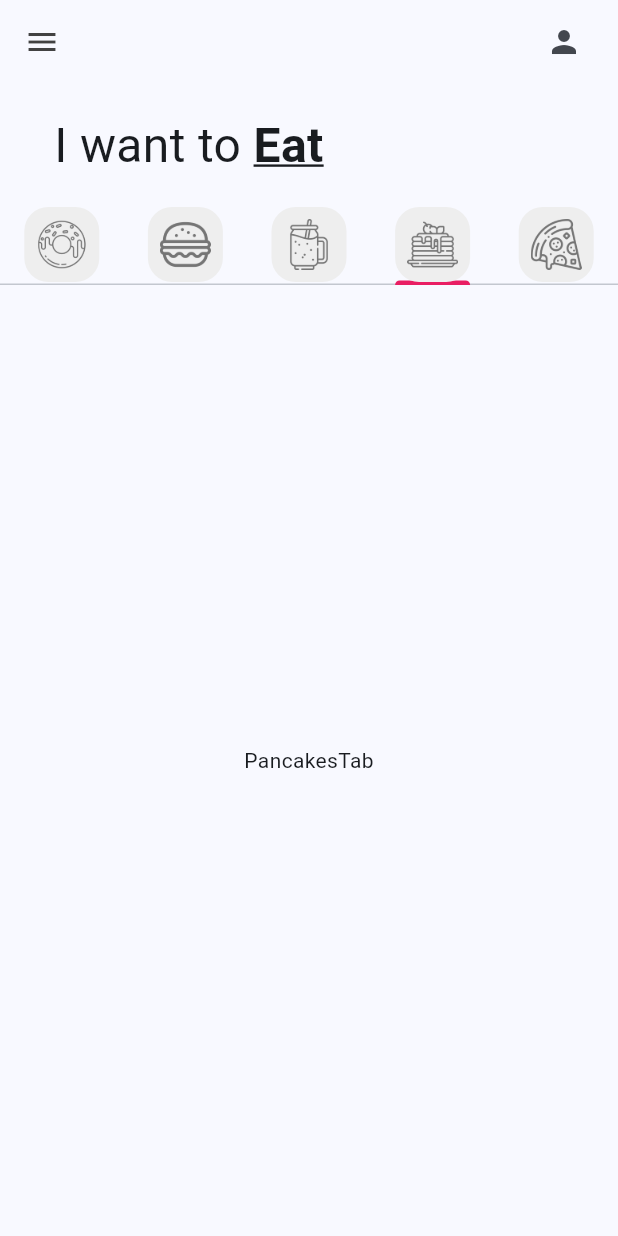
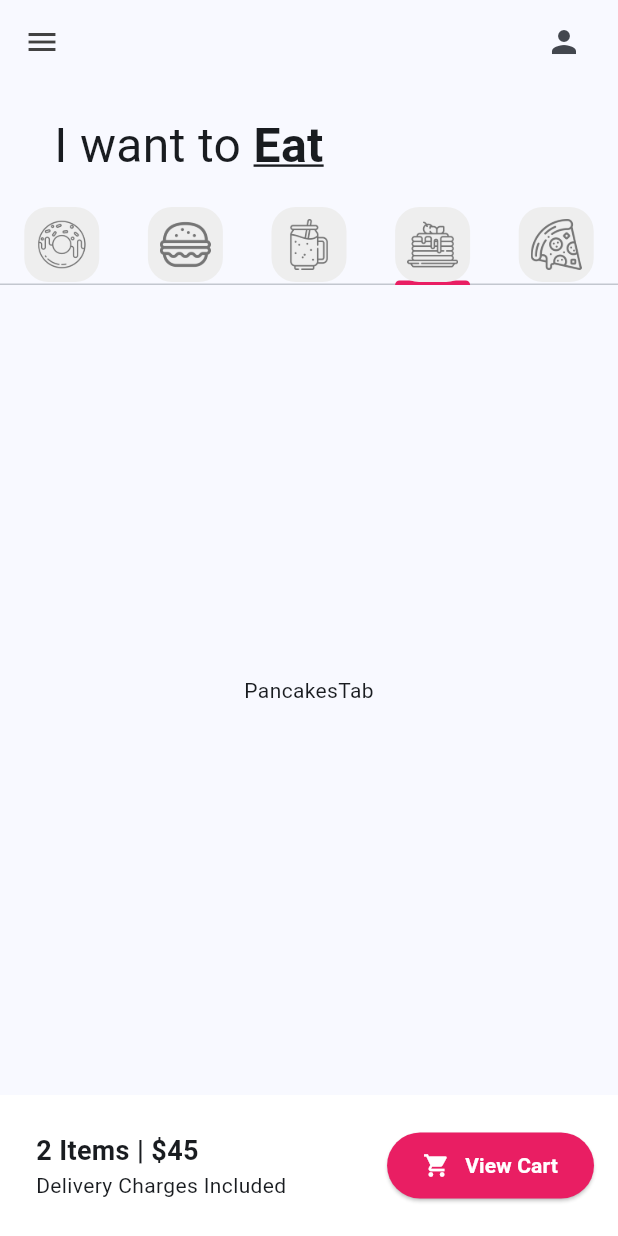
Before and after one commit to irv-me/donut_app_2c_Relloso, a Flutter app: the screen it shows after launch, tab 4 chosen, on a phone screen of 412 x 824 dp. Run offline on Flutter 3.47's test engine with Material 3 defaults, Android fonts, the phone set to English and light mode, and no system bars.

Commit message:
UI finished

```diff
--- a/lib/pages/home_page.dart
+++ b/lib/pages/home_page.dart
@@ -42,8 +42,7 @@ class _HomePageState extends State<HomePage> {
           children: [
             //Texto principal
             Padding(
-                padding:
-                    const EdgeInsets.symmetric(horizontal: 36, vertical: 18),
+              padding: const EdgeInsets.symmetric(horizontal: 36, vertical: 18),
               child: Row(
                 children: [
                   Text(
@@ -64,23 +63,65 @@ class _HomePageState extends State<HomePage> {
 
             //Pestañas(TabBar)
             TabBar(tabs: myTabs),
-              //Contenido de pestañas(TabBarView)
+            //Contenido de pestañas(TapBarView)
             Expanded(
-                child: TabBarView(
-                  children: [
+              child: TabBarView(children: [
                 DonutTab(),
                 BurgerTab(),
                 SmoothieTab(),
                 PancakesTab(),
-                    PizzaTab(),
-                    //Aquí se agregarán las pestañas de los demás productos.
+                PizzaTab()
+              ]),
+            ),
+            //Carrito (cart)
+            Container(
+              color: Colors.white,
+              padding: EdgeInsets.all(16),
+              child: Row(
+                //Esto alinea los elementos a los extremos
+                mainAxisAlignment: MainAxisAlignment.spaceBetween,
+                children: [
+                  const Padding(
+                    padding: const EdgeInsets.all(8.0),
+                    child: Column(
+                      //Alinear horizontalmente una columna
+                      crossAxisAlignment: CrossAxisAlignment.start,
+                      children: [
+                        Text(
+                          "2 Items | \$45",
+                          style: TextStyle(
+                            fontSize: 18,
+                            fontWeight: FontWeight.bold,
+                          ),
+                        ),
+                        Text("Delivery Charges Included"),
+                      ],
+                    ),
+                  ),
+                  ElevatedButton(
+                      style: ElevatedButton.styleFrom(
+                          backgroundColor: Colors.pink,
+                          padding: EdgeInsets.symmetric(
+                              horizontal: 24, vertical: 12)),
+                      onPressed: () {},
+                      child: Row(
+                        children: [
+                          Icon(Icons.shopping_cart, color: Colors.white),
+                          SizedBox(
+                            width: 10,
+                          ),
+                          const Text(
+                            "View Cart",
+                            style: TextStyle(
+                                color: Colors.white, fontWeight: FontWeight.bold),
+                          ),
+                        ],
+                      ))
                 ],
               ),
             )
-              //Carrito(Car)
           ],
-          )
-          //Icono derecho
+        ),
       ),
     );
   }
```
Lines whose indentation alone changed are shown as unchanged.
